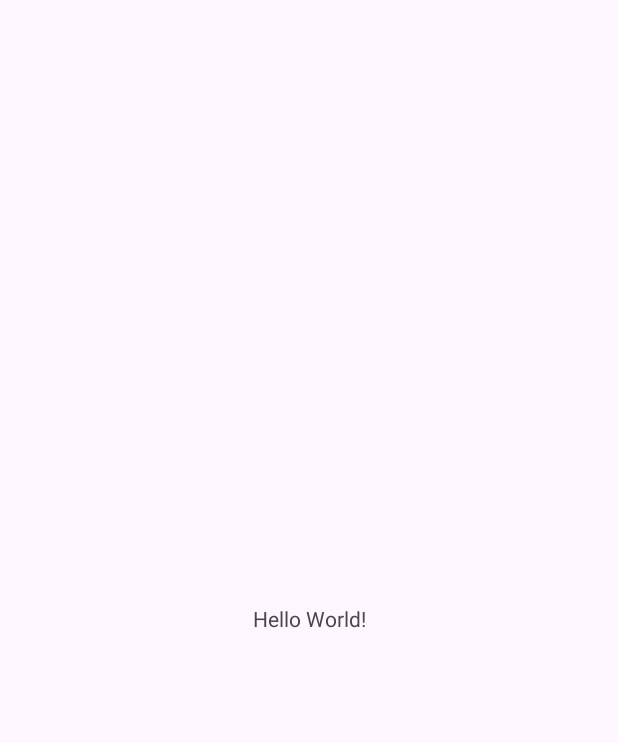
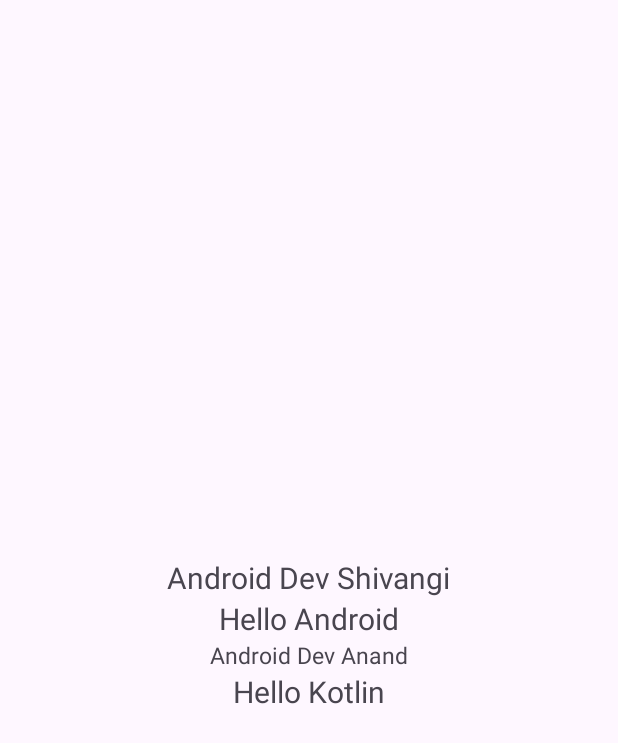
Before and after one commit to deepakcse31/JulyAndroid, an Android app: the screen it shows after launch (MainActivity before the commit, ConstraintActivity after it), on a phone screen of 412 x 824 dp. Before the commit the part shown is almost empty. Shown: the top 743 px of the screen. Run offline under Robolectric (Android 15) with nearby library versions, the phone set to English and light mode, and no system bars.

Commit message:
Linearlayout /Constraintlayout

```diff
--- a/app/src/main/AndroidManifest.xml
+++ b/app/src/main/AndroidManifest.xml
@@ -13,6 +13,9 @@
         android:theme="@style/Theme.JulyAndroid">
         <activity
             android:name=".MainActivity"
+            android:exported="false" />
+        <activity
+            android:name=".ConstraintActivity"
             android:exported="true">
             <intent-filter>
                 <action android:name="android.intent.action.MAIN" />
--- /dev/null
+++ b/app/src/main/java/com/example/julyandroid/ConstraintActivity.java
@@ -0,0 +1,24 @@
+package com.example.julyandroid;
+
+import android.os.Bundle;
+
+import androidx.activity.EdgeToEdge;
+import androidx.appcompat.app.AppCompatActivity;
+import androidx.core.graphics.Insets;
+import androidx.core.view.ViewCompat;
+import androidx.core.view.WindowInsetsCompat;
+
+public class ConstraintActivity extends AppCompatActivity {
+
+    @Override
+    protected void onCreate(Bundle savedInstanceState) {
+        super.onCreate(savedInstanceState);
+        EdgeToEdge.enable(this);
+        setContentView(R.layout.activity_constraint);
+        ViewCompat.setOnApplyWindowInsetsListener(findViewById(R.id.main), (v, insets) -> {
+            Insets systemBars = insets.getInsets(WindowInsetsCompat.Type.systemBars());
+            v.setPadding(systemBars.left, systemBars.top, systemBars.right, systemBars.bottom);
+            return insets;
+        });
+    }
+}
--- /dev/null
+++ b/app/src/main/res/layout/activity_constraint.xml
@@ -0,0 +1,50 @@
+<?xml version="1.0" encoding="utf-8"?>
+<androidx.constraintlayout.widget.ConstraintLayout xmlns:android="http://schemas.android.com/apk/res/android"
+    xmlns:app="http://schemas.android.com/apk/res-auto"
+    xmlns:tools="http://schemas.android.com/tools"
+    android:id="@+id/main"
+    android:layout_width="match_parent"
+    android:layout_height="match_parent"
+    tools:context=".ConstraintActivity">
+
+    <TextView
+        android:layout_width="wrap_content"
+        android:layout_height="wrap_content"
+        android:text="Hello Android"
+        app:layout_constraintStart_toStartOf="parent"
+        app:layout_constraintEnd_toEndOf="parent"
+        app:layout_constraintBottom_toBottomOf="parent"
+        app:layout_constraintTop_toTopOf="parent"
+        android:textSize="20dp"
+        android:id="@+id/tvheading"
+        />
+    <TextView
+        android:layout_width="wrap_content"
+        android:layout_height="wrap_content"
+        app:layout_constraintTop_toBottomOf="@+id/tvheading"
+        app:layout_constraintStart_toStartOf="parent"
+        app:layout_constraintEnd_toEndOf="parent"
+        android:textSize="15dp"
+        android:text="Android Dev Anand"
+        android:id="@+id/tvanand"
+        />
+    <TextView
+        android:layout_width="wrap_content"
+        android:layout_height="wrap_content"
+        android:text="Android Dev Shivangi"
+        android:id="@+id/tvshivangi"
+        app:layout_constraintBottom_toTopOf="@+id/tvheading"
+        android:textSize="20dp"
+        app:layout_constraintStart_toStartOf="parent"
+        app:layout_constraintEnd_toEndOf="parent"
+        />
+    <TextView
+        android:layout_width="wrap_content"
+        android:layout_height="wrap_content"
+        android:text="Hello Kotlin"
+        android:textSize="20dp"
+        app:layout_constraintTop_toBottomOf="@+id/tvanand"
+        app:layout_constraintStart_toStartOf="parent"
+        app:layout_constraintEnd_toEndOf="parent"
+        />
+</androidx.constraintlayout.widget.ConstraintLayout>
```
Also changed, not shown: app/src/main/res/layout/activity_main.xml (+153 -7 lines).
